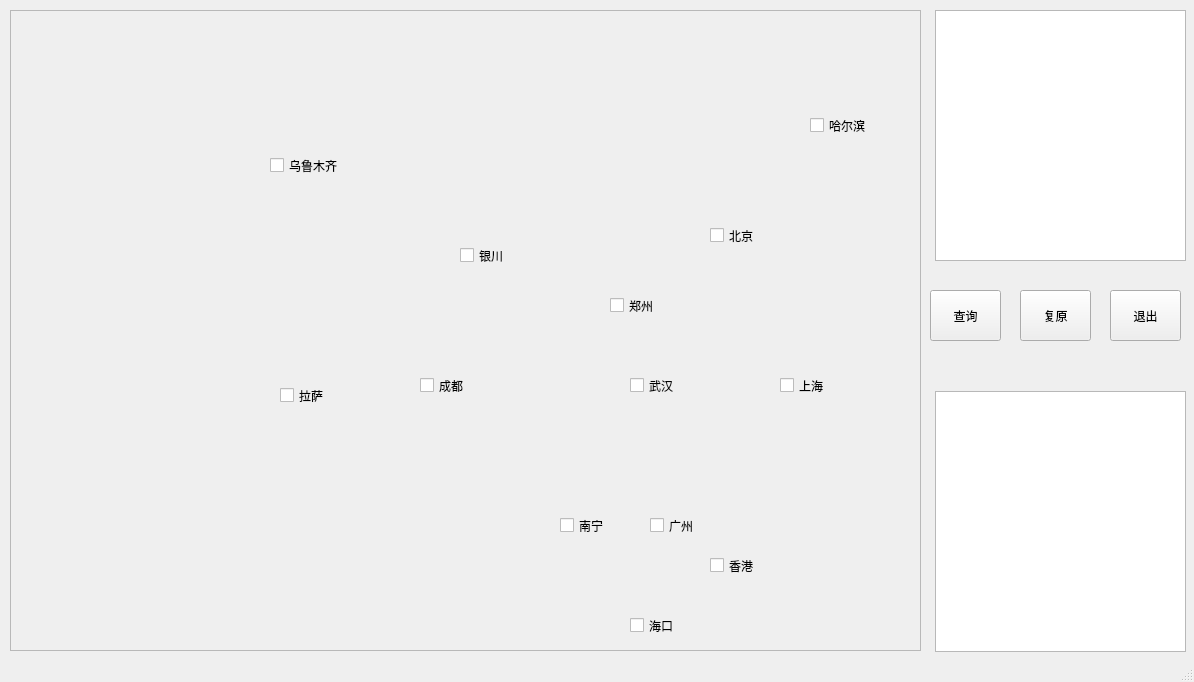
First picture: the form in mainwindow.ui, repository Zihao-Cai/MapPath, before the edit.
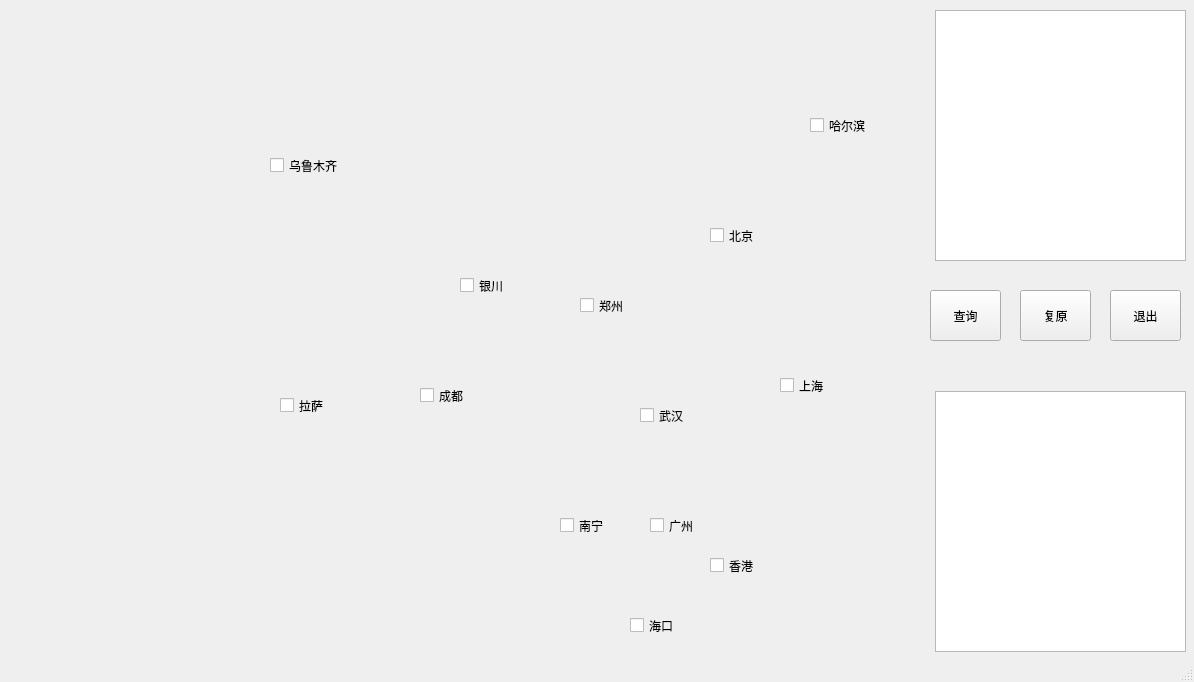
Second picture: the form after the edit. Icons and pictures are not drawn.

Commit message: solute the path-painter problem

The edit to the form file:
```diff
--- a/mainwindow.ui
+++ b/mainwindow.ui
@@ -63,7 +63,7 @@
      </rect>
     </property>
    </widget>
-   <widget class="QFrame" name="mapframe">
+   <widget class="QWidget" name="mapwidget" native="true">
     <property name="enabled">
      <bool>true</bool>
     </property>
@@ -76,13 +76,10 @@
      </rect>
     </property>
     <property name="styleSheet">
-     <string notr="true">image: url(:/map.jpg);</string>
-    </property>
-    <property name="frameShape">
-     <enum>QFrame::StyledPanel</enum>
-    </property>
-    <property name="frameShadow">
-     <enum>QFrame::Raised</enum>
+     <string notr="true">#mapwidget
+{
+	image: url(:/map.jpg);
+}</string>
     </property>
     <widget class="QCheckBox" name="haerbin">
      <property name="geometry">
@@ -101,7 +98,7 @@
      <property name="geometry">
       <rect>
        <x>410</x>
-       <y>360</y>
+       <y>370</y>
        <width>61</width>
        <height>31</height>
       </rect>
@@ -127,7 +124,7 @@
      <property name="geometry">
       <rect>
        <x>450</x>
-       <y>230</y>
+       <y>260</y>
        <width>61</width>
        <height>31</height>
       </rect>
@@ -143,7 +140,7 @@
      <property name="geometry">
       <rect>
        <x>270</x>
-       <y>370</y>
+       <y>380</y>
        <width>61</width>
        <height>31</height>
       </rect>
@@ -168,8 +165,8 @@
     <widget class="QCheckBox" name="wuhan">
      <property name="geometry">
       <rect>
-       <x>620</x>
-       <y>360</y>
+       <x>630</x>
+       <y>390</y>
        <width>61</width>
        <height>31</height>
       </rect>
@@ -252,7 +249,7 @@
     <widget class="QCheckBox" name="zhengzhou">
      <property name="geometry">
       <rect>
-       <x>600</x>
+       <x>570</x>
        <y>280</y>
        <width>61</width>
        <height>31</height>
```
The commit also changes 2 other files.
